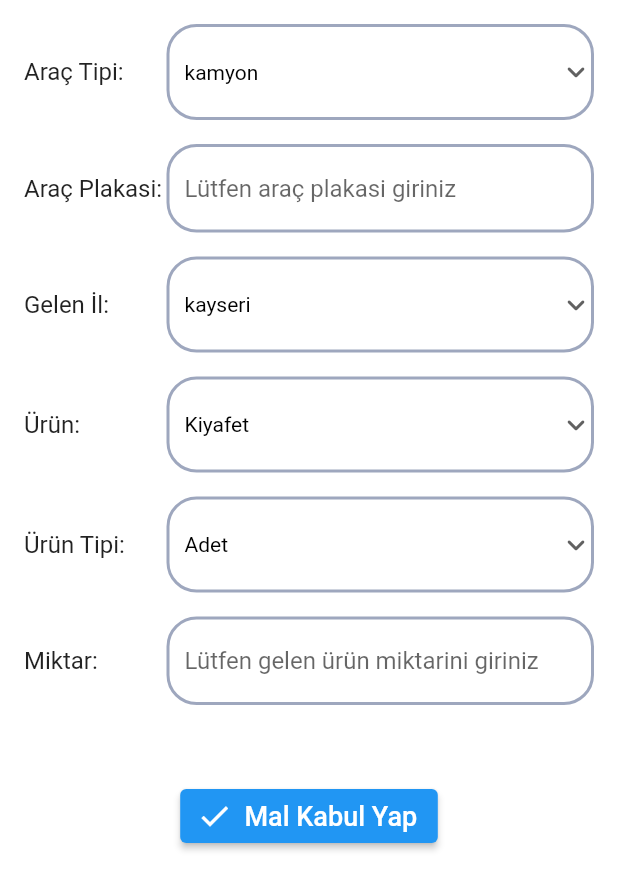
After one commit to fthdmirr/earthquake_stock_managment, a Flutter app: the ProductsView screen opened directly, on a phone screen of 412 x 824 dp. The commit adds this screen. Shown: the top 890 px of the screen. Run offline on Flutter 3.47's test engine with Material 2 defaults, Android fonts, the phone set to English and light mode, and no system bars; our stand-ins replace auto_size_text, hive_flutter, lottie, responsive_framework; accounts and stored records are empty.

Commit message:
added quantity for receiving

```diff
--- a/lib/core/common/models/receive_model.dart
+++ b/lib/core/common/models/receive_model.dart
@@ -4,13 +4,20 @@ part 'receive_model.g.dart';
 
 @HiveType(typeId: 0)
 class ReceiveModel {
-  ReceiveModel(this.vehicle, this.carPlate, this.itemType);
+  ReceiveModel(
+    this.vehicle,
+    this.carPlate,
+    this.itemType,
+    this.quantity,
+  );
   @HiveField(0)
   final Vehicle vehicle;
   @HiveField(1)
   final String carPlate;
   @HiveField(2)
   final ItemType itemType;
+  @HiveField(3)
+  final int quantity;
 }
 
 @HiveType(typeId: 1)
--- a/lib/core/init/hive_manager/item_hive_manager.dart
+++ b/lib/core/init/hive_manager/item_hive_manager.dart
@@ -32,11 +32,8 @@ class ItemCacheManager extends ICacheManager<Item> {
 
   @override
   void registerAdapters() {
-    if (!Hive.isAdapterRegistered(0)) {
+    if (!Hive.isAdapterRegistered(1)) {
       Hive.registerAdapter(ItemAdapter());
-      Hive.registerAdapter(ItemAdapter());
-      Hive.registerAdapter(ItemAdapter());
-      Hive.registerAdapter(VehicleAdapter());
     }
   }
 }
--- a/lib/main.dart
+++ b/lib/main.dart
@@ -15,8 +15,6 @@ Future<void> main() async {
 
 Future<void> _init() async {
   await Hive.initFlutter();
-
-  Hive.registerAdapter(ReceiveModelAdapter());
   await SystemChrome.setPreferredOrientations([
     DeviceOrientation.portraitUp,
     DeviceOrientation.landscapeLeft,
--- /dev/null
+++ b/lib/view/products/view/produts_view.dart
@@ -0,0 +1,69 @@
+import 'package:earhquake_stock_managment/core/common/models/receive_model.dart';
+import 'package:earhquake_stock_managment/core/common/provider/view_model_provider.dart';
+import 'package:earhquake_stock_managment/core/components/dropdown/dropdown_and_title.dart';
+import 'package:earhquake_stock_managment/core/components/input/base_input.dart';
+import 'package:earhquake_stock_managment/core/init/hive_manager/item_hive_manager.dart';
+import 'package:earhquake_stock_managment/core/init/hive_manager/item_type_hive_manager.dart';
+import 'package:earhquake_stock_managment/core/init/hive_manager/receive_hive_manager.dart';
+import 'package:earhquake_stock_managment/core/utils/constants/enum/cities_of_turkey.dart';
+import 'package:earhquake_stock_managment/view/receive/view_model/receiving_view_model.dart';
+
+import 'package:flutter/material.dart';
+
+class ProductsView extends StatelessWidget {
+  const ProductsView({super.key});
+
+  @override
+  Widget build(BuildContext context) {
+    return ViewModelProvider(
+      model: ReceivingViewModel(
+        context: context,
+        receiveCacheManager: ReceiveCacheManager('receiving'),
+        itemCacheManager: ItemCacheManager('item'),
+        itemTypeCacheManager: ItemTypeCacheManager('itemTypes'),
+      ),
+      builder: (ReceivingViewModel model) => Scaffold(
+          body: SingleChildScrollView(
+              padding: const EdgeInsets.all(16.0),
+              child: Column(
+                children: [
+                  DropdownAndTitleWidget(
+                    title: 'Araç Tipi',
+                    dropdownList: Vehicle.values.map((e) => e.name).toList(),
+                    dropDownFirstValue: Vehicle.kamyon.name,
+                  ),
+                  const BaseInput(
+                    title: 'Araç Plakasi',
+                    hint: 'Lütfen araç plakasi giriniz',
+                  ),
+                  const SizedBox(height: 16),
+                  DropdownAndTitleWidget(
+                    title: 'Gelen İl',
+                    dropdownList: CitiesOfTurkey.values.map((e) => e.name).toList(),
+                    dropDownFirstValue: CitiesOfTurkey.kayseri.name,
+                  ),
+                  DropdownAndTitleWidget(
+                    title: 'Ürün',
+                    dropdownList: model.items.map((e) => e.itemName).toList(),
+                    dropDownFirstValue: model.items.first.itemName,
+                  ),
+                  DropdownAndTitleWidget(
+                    title: 'Ürün Tipi',
+                    dropdownList: model.itemTypes.map((e) => e.itemType).toList(),
+                    dropDownFirstValue: model.itemTypes.first.itemType,
+                  ),
+                  const BaseInput(
+                    title: 'Miktar',
+                    hint: 'Lütfen gelen ürün miktarini giriniz',
+                    inputType: TextInputType.number,
+                  ),
+                  const SizedBox(height: 50),
+                  ElevatedButton.icon(
+                      onPressed: model.addReceiving,
+                      icon: const Icon(Icons.done),
+                      label: const Text('Mal Kabul Yap'))
+                ],
+              ))),
+    );
+  }
+}
--- a/lib/view/receive/view_model/receiving_view_model.dart
+++ b/lib/view/receive/view_model/receiving_view_model.dart
@@ -20,8 +20,10 @@ class ReceivingViewModel extends BaseViewModel {
   final ICacheManager<ItemType> itemTypeCacheManager;
 
   final TextEditingController _itemTypeNameController = TextEditingController();
+  final TextEditingController _quantityController = TextEditingController();
 
   TextEditingController get itemTypeNameController => _itemTypeNameController;
+  TextEditingController get quantityController => _quantityController;
 
   List<Item> items = [
     Item('Kiyafet'),
@@ -59,7 +61,8 @@ class ReceivingViewModel extends BaseViewModel {
 
   Future<void> addReceiving() async {
     try {
-      await receiveCacheManager.putValue(ReceiveModel(selectedVehicle, carPlate, selectedItemType));
+      await receiveCacheManager.putValue(ReceiveModel(
+          selectedVehicle, carPlate, selectedItemType, int.parse(quantityController.text)));
     } catch (e) {
       log(e.toString());
     }
```
Also changed, not shown: lib/core/init/hive_manager/item_type_hive_manager.dart (+2 -5 lines), lib/view/products/view_model/product_view_model.dart (added, +48 -0 lines), lib/core/common/models/receive_model.g.dart.
